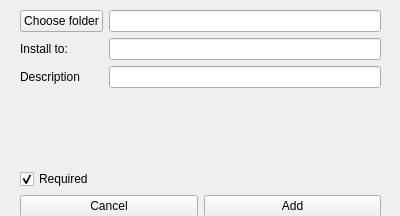
Above: forms/folder.ui from BreathOS/bi-creator before the change. Below: the same form after it.
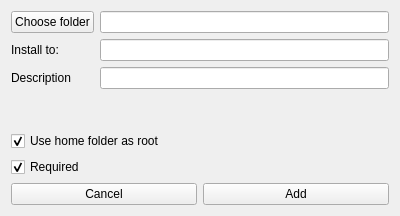
That is the form after the change.

Commit message: Add folders support

The edit to the form file:
```diff
--- a/forms/folder.ui
+++ b/forms/folder.ui
@@ -13,15 +13,8 @@
   <property name="windowTitle">
    <string>Add folder</string>
   </property>
-  <widget class="QWidget" name="verticalLayoutWidget">
-   <property name="geometry">
-    <rect>
-     <x>20</x>
-     <y>10</y>
-     <width>361</width>
-     <height>207</height>
-    </rect>
-   </property>
+  <layout class="QGridLayout" name="gridLayout">
+   <item row="0" column="0">
    <layout class="QVBoxLayout" name="verticalLayout">
     <item>
      <layout class="QFormLayout" name="formLayout">
@@ -57,6 +50,16 @@
       </item>
      </layout>
     </item>
+     <item>
+      <widget class="QCheckBox" name="useHome">
+       <property name="text">
+        <string>Use home folder as root</string>
+       </property>
+       <property name="checked">
+        <bool>true</bool>
+       </property>
+      </widget>
+     </item>
     <item>
      <widget class="QCheckBox" name="isRequired">
       <property name="text">
@@ -86,7 +89,8 @@
      </layout>
     </item>
    </layout>
-  </widget>
+   </item>
+  </layout>
  </widget>
  <resources/>
  <connections/>
```
Lines whose indentation alone changed are shown as unchanged. The commit also changes 3 other files.
